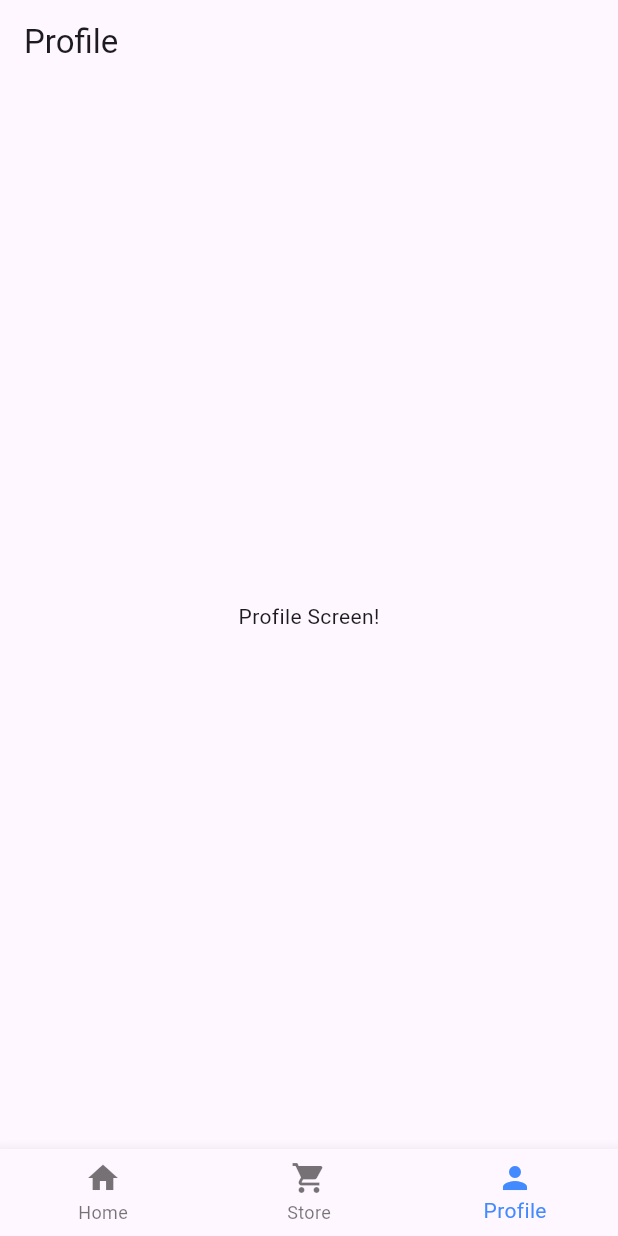
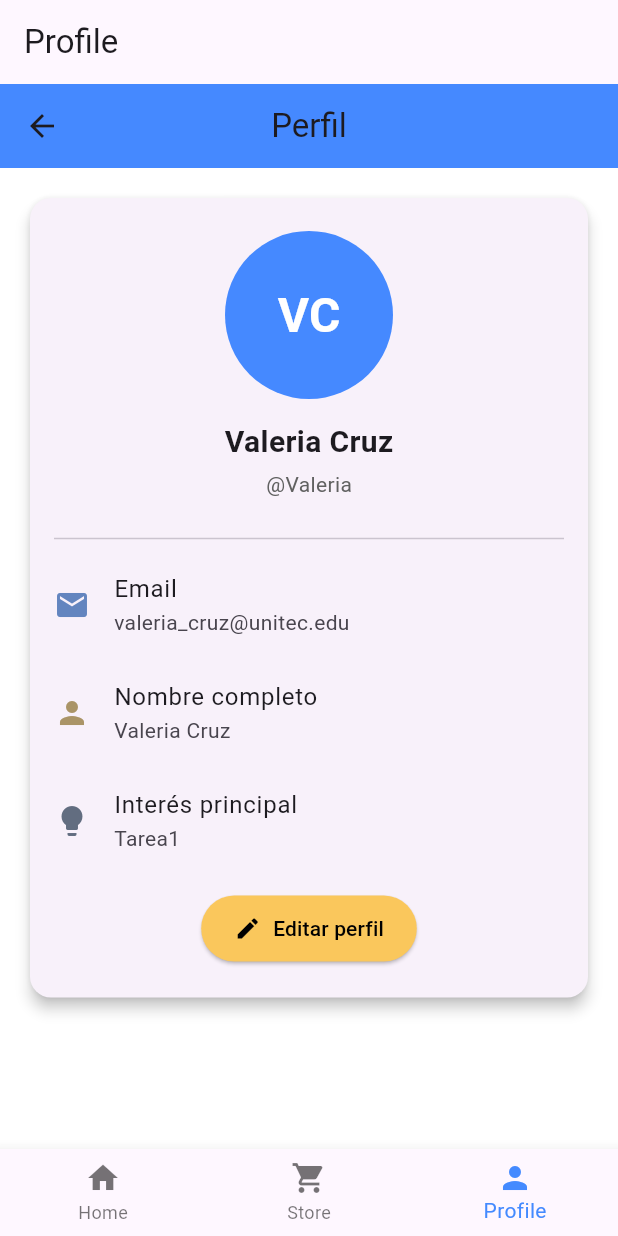
Before and after one commit to jesusherrera94/ejercicios_movil_2025Q3, a Flutter app: the MyBottomTabBar screen opened by its route, item 3 of the bottom bar chosen, on a phone screen of 412 x 824 dp. Run offline on Flutter 3.47's test engine with Material 3 defaults, Android fonts, the phone set to English and light mode, and no system bars; our stand-ins replace cloud_firestore, dio, firebase_auth, firebase_core, flutter_local_notifications, permission_handler and 1 more; accounts and stored records are empty.

Commit message:
add profile screen

```diff
--- a/lib/screens/profile.dart
+++ b/lib/screens/profile.dart
@@ -1,4 +1,5 @@
 import 'package:flutter/material.dart';
+import '../models/user.dart';
 
 class ProfileScreen extends StatefulWidget {
   const ProfileScreen({super.key});
@@ -9,10 +10,147 @@ class ProfileScreen extends StatefulWidget {
 
 class _ProfileScreenState extends State<ProfileScreen> {
 
+  String _initials(String fullname) {
+    final parts = fullname.trim().split(' ');
+    if (parts.isEmpty) return '';
+    if (parts.length == 1) return parts[0][0].toUpperCase();
+    return (parts.first[0] + parts.last[0]).toUpperCase();
+  }
+
   @override
   Widget build(BuildContext context) {
-    return Center(
-      child: Text('Profile Screen!'),
+    // --- Aquí pones los datos del usuario ---
+    final user = User(
+      username: 'Valeria',
+      fullname: 'Valeria Cruz',
+      email: 'valeria_cruz@unitec.edu',
+      principalInterest: 'Tarea1',
+      password: '',
+      profilePicture:
+          '', // si quieres usar asset pon 'assets/img/login_icon.png'
+    );
+    // ----------------------------------------
+
+    const baseBlue = Color.fromARGB(255, 69, 137, 255);
+
+    return Scaffold(
+      backgroundColor: Colors.white,
+      appBar: AppBar(
+        backgroundColor: baseBlue,
+        title: const Text('Perfil'),
+        centerTitle: true,
+        elevation: 0,
+      ),
+      body: SingleChildScrollView(
+        child: Padding(
+          padding: const EdgeInsets.all(16.0),
+          child: Card(
+            shape: RoundedRectangleBorder(
+              borderRadius: BorderRadius.circular(14),
+            ),
+            elevation: 4,
+            child: Padding(
+              padding: const EdgeInsets.symmetric(vertical: 22, horizontal: 16),
+              child: Column(
+                crossAxisAlignment: CrossAxisAlignment.center,
+                children: [
+                  // Avatar
+                  CircleAvatar(
+                    radius: 56,
+                    backgroundColor: baseBlue,
+                    child: () {
+                      if (user.profilePicture != null &&
+                          user.profilePicture!.isNotEmpty) {
+                        final src = user.profilePicture!;
+                        final img =
+                            src.startsWith('assets/')
+                                ? Image.asset(src, fit: BoxFit.cover)
+                                : Image.network(src, fit: BoxFit.cover);
+                        return ClipOval(
+                          child: SizedBox(width: 100, height: 100, child: img),
+                        );
+                      } else {
+                        return Text(
+                          _initials(user.fullname),
+                          style: const TextStyle(
+                            color: Colors.white,
+                            fontSize: 32,
+                            fontWeight: FontWeight.bold,
+                          ),
+                        );
+                      }
+                    }(),
+                  ),
+                  const SizedBox(height: 14),
+                  Text(
+                    user.fullname,
+                    style: const TextStyle(
+                      fontSize: 20,
+                      fontWeight: FontWeight.bold,
+                    ),
+                  ),
+                  const SizedBox(height: 4),
+                  Text(
+                    '@${user.username}',
+                    style: TextStyle(color: Colors.grey[700]),
+                  ),
+                  const SizedBox(height: 18),
+                  const Divider(),
+                  // Info rows con los colores pedidos
+                  ListTile(
+                    contentPadding: EdgeInsets.zero,
+                    leading: const Icon(
+                      Icons.email,
+                      color: Color(0xFF6385BF),
+                    ), // Email
+                    title: const Text('Email'),
+                    subtitle: Text(user.email),
+                  ),
+                  ListTile(
+                    contentPadding: EdgeInsets.zero,
+                    leading: const Icon(
+                      Icons.person,
+                      color: Color(0xFFAA9467),
+                    ), // Nombre completo
+                    title: const Text('Nombre completo'),
+                    subtitle: Text(user.fullname),
+                  ),
+                  ListTile(
+                    contentPadding: EdgeInsets.zero,
+                    leading: const Icon(
+                      Icons.lightbulb,
+                      color: Color(0xFF626D80),
+                    ), // Interés principal
+                    title: const Text('Interés principal'),
+                    subtitle: Text(user.principalInterest),
+                  ),
+                  const SizedBox(height: 12),
+                  ElevatedButton.icon(
+                    onPressed: () {
+                      // aquí podrías abrir edición si quieres más adelante
+                    },
+                    icon: const Icon(Icons.edit, color: Colors.black),
+                    label: const Text(
+                      'Editar perfil',
+                      style: TextStyle(color: Colors.black),
+                    ),
+                    style: ElevatedButton.styleFrom(
+                      backgroundColor: const Color(
+                        0xFFFAC75C,
+                      ), // Color del botón
+                      shape: const StadiumBorder(),
+                      padding: const EdgeInsets.symmetric(
+                        horizontal: 22,
+                        vertical: 12,
+                      ),
+                    ),
+                  ),
+                ],
+              ),
+            ),
+          ),
+        ),
+      ),
     );
   }
 }
--- a/lib/widgets/store_items.dart
+++ b/lib/widgets/store_items.dart
@@ -11,9 +11,9 @@ class StoreItem extends StatelessWidget {
   const StoreItem({super.key, required this.subscription});
 
   Future<void> _addToMySubscriptions(BuildContext context) async {
-    final LocalStorage _localStorage = LocalStorage();
-    final userString = await _localStorage.getUserData('user');
-    final User _user = User.fromMap(convert.jsonDecode(userString));
+    final LocalStorage localStorage = LocalStorage();
+    final userString = await localStorage.getUserData('user');
+    final User user = User.fromMap(convert.jsonDecode(userString));
     final Db db = Db();
     final newSubscription = Subscription(
       id: '',
@@ -21,7 +21,7 @@ class StoreItem extends StatelessWidget {
       renovationDate: subscription.renovationDate,
       renovationCycle: subscription.renovationCycle,
       charge: subscription.charge,
-      userId: _user.uid!,
+      userId: user.uid!,
       image: subscription.image,
     );
     dynamic response = await db.saveSubscription(newSubscription.toMap());
```
